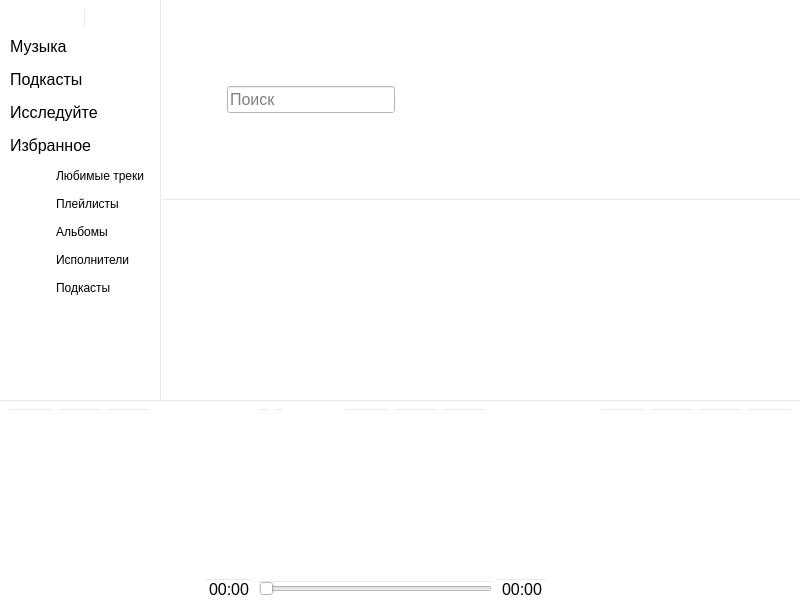
pamugk/deezer-qt-client, file mainwindow.ui: the form before one commit.
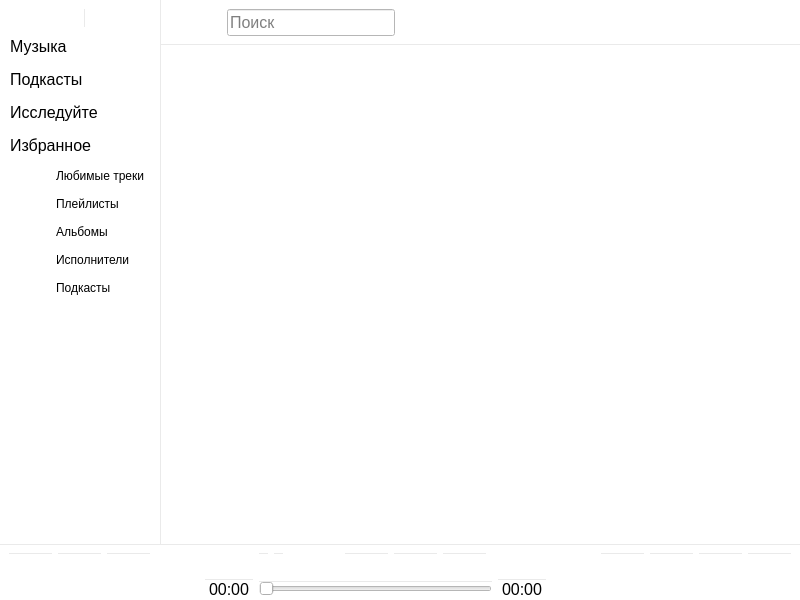
The form after the commit. Icons and pictures are not drawn.

```diff
--- a/mainwindow.ui
+++ b/mainwindow.ui
@@ -295,6 +295,12 @@
     </item>
     <item row="3" column="0" colspan="2">
      <widget class="QWidget" name="player" native="true">
+      <property name="sizePolicy">
+       <sizepolicy hsizetype="Preferred" vsizetype="Fixed">
+        <horstretch>0</horstretch>
+        <verstretch>0</verstretch>
+       </sizepolicy>
+      </property>
       <property name="styleSheet">
        <string notr="true">* {
 	border-top: 1px solid #EAEAEA;
@@ -617,6 +623,12 @@
     </item>
     <item row="0" column="1">
      <widget class="QWidget" name="navbar" native="true">
+      <property name="sizePolicy">
+       <sizepolicy hsizetype="Preferred" vsizetype="Fixed">
+        <horstretch>0</horstretch>
+        <verstretch>0</verstretch>
+       </sizepolicy>
+      </property>
       <property name="styleSheet">
        <string notr="true">border-bottom: 1px solid #EAEAEA;</string>
       </property>
```
Left out of the diff: 3 changed lines with no effect on the pictures.
